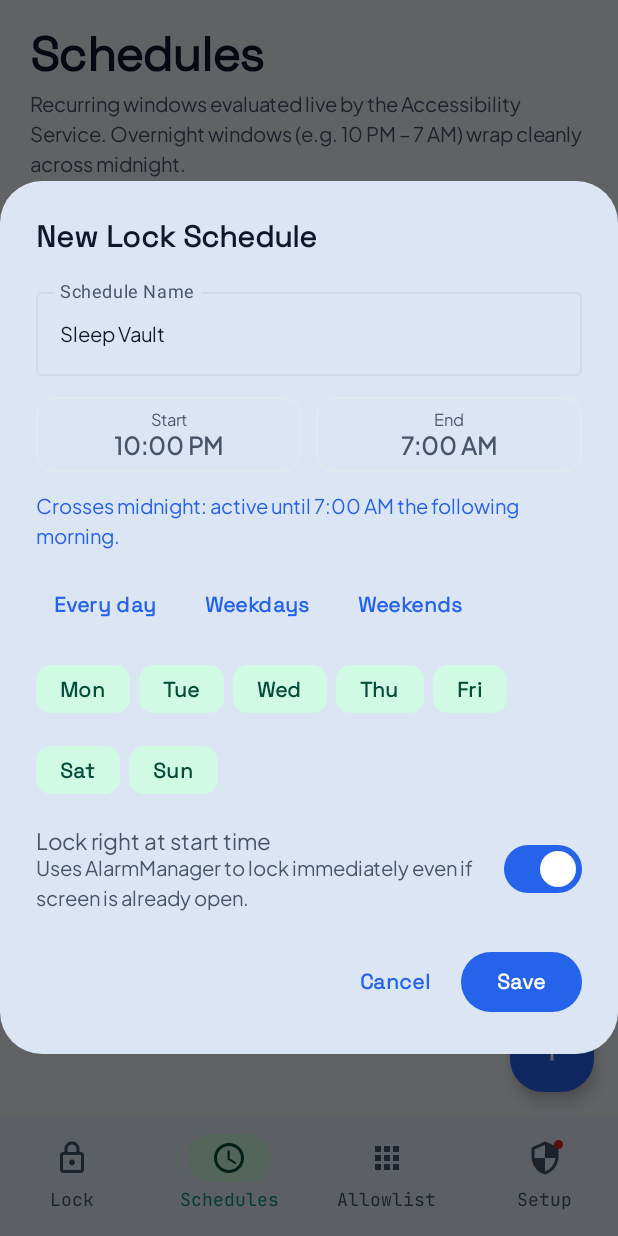
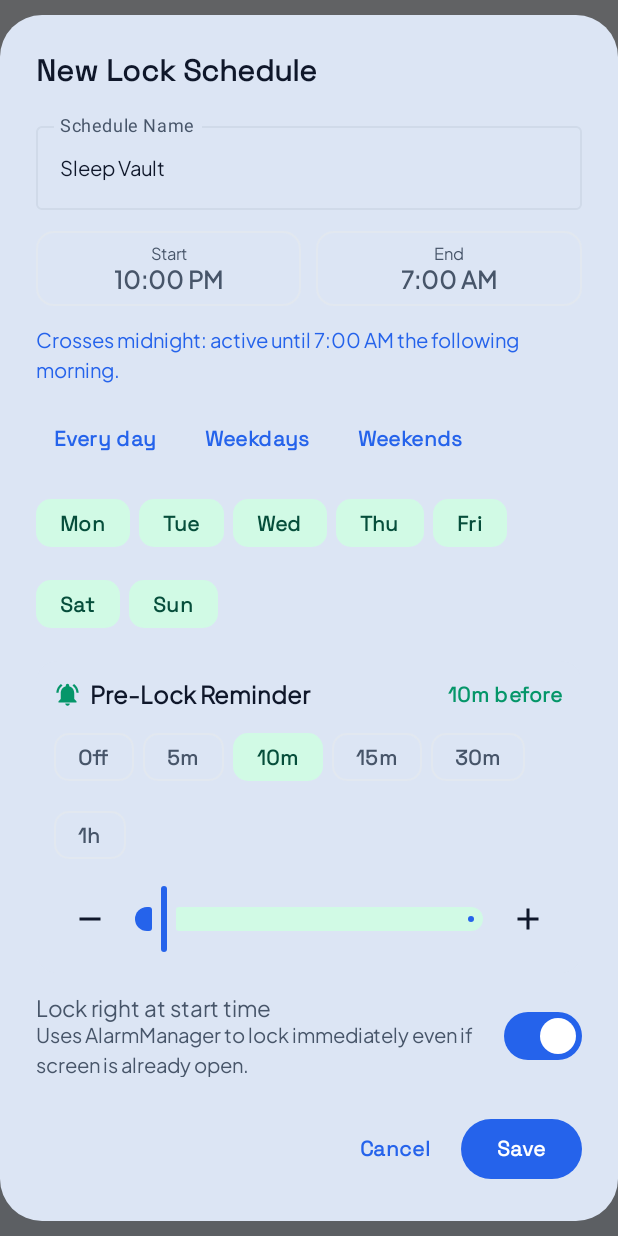
Before and after one commit to kfcol/VaultLock, an Android app built with Jetpack Compose: the SchedulesScreen screen opened through its navigation route, after a tap on "Add schedule", on a phone screen of 412 x 824 dp. Run offline under Robolectric (Android 15) with nearby library versions, the phone set to English and light mode, and no system bars; our stand-ins replace Room's generated code.

Commit message:
feat(data): add schedule reminder functionality
Introduced a `reminderMinutesBefore` field to the schedule entity, added a database migration, and implemented reminder scheduling logic in the lock controller.

```diff
--- a/app/src/main/java/com/example/VaultLockApp.kt
+++ b/app/src/main/java/com/example/VaultLockApp.kt
@@ -22,6 +22,7 @@ class VaultLockApp : Application() {
   override fun onCreate() {
     super.onCreate()
     createNotificationChannel()
+    com.example.service.ScheduleReminderNotifier.ensureChannel(this)
   }
 
   private fun createNotificationChannel() {
--- a/app/src/main/java/com/example/data/ScheduleAndSessionEntities.kt
+++ b/app/src/main/java/com/example/data/ScheduleAndSessionEntities.kt
@@ -12,6 +12,7 @@ data class ScheduleEntity(
   val endMinutes: Int,
   val enabled: Boolean = true,
   val lockAtStart: Boolean = true,
+  val reminderMinutesBefore: Int = 0,
 ) {
   val crossesMidnight: Boolean
     get() = startMinutes > endMinutes
--- a/app/src/main/java/com/example/data/VaultLockDao.kt
+++ b/app/src/main/java/com/example/data/VaultLockDao.kt
@@ -37,6 +37,9 @@ interface VaultLockDao {
   @Query("SELECT * FROM schedules WHERE enabled = 1")
   suspend fun getEnabledSchedules(): List<ScheduleEntity>
 
+  @Query("SELECT * FROM schedules WHERE id = :id LIMIT 1")
+  suspend fun getScheduleById(id: Long): ScheduleEntity?
+
   @Insert(onConflict = OnConflictStrategy.REPLACE)
   suspend fun insertSchedule(schedule: ScheduleEntity): Long
 
--- a/app/src/main/java/com/example/data/VaultLockRepository.kt
+++ b/app/src/main/java/com/example/data/VaultLockRepository.kt
@@ -20,6 +20,8 @@ class VaultLockRepository(
   suspend fun getLockSession(): LockSessionEntity? = dao.getLockSession()
 
   suspend fun getEnabledSchedules(): List<ScheduleEntity> = dao.getEnabledSchedules()
+
+  suspend fun getScheduleById(id: Long): ScheduleEntity? = dao.getScheduleById(id)
 
   suspend fun getAllowedPackages(scope: AllowlistScope): Set<String> =
     dao.getAllowedPackages(scope.storageKey).toSet()
--- a/app/src/main/java/com/example/ui/VaultLockViewModel.kt
+++ b/app/src/main/java/com/example/ui/VaultLockViewModel.kt
@@ -307,7 +307,11 @@ class VaultLockViewModel(application: Application) : AndroidViewModel(applicatio
       if (active.isAnyLockActive) {
         LockSessionForegroundService.ensureRunning(app)
       }
-      _messages.tryEmit("Schedule saved.")
+      if (schedule.reminderMinutesBefore > 0 && !PermissionStatusHelper.areNotificationsGranted(app)) {
+        _messages.tryEmit("Schedule saved. Enable Notifications in Setup to receive reminders.")
+      } else {
+        _messages.tryEmit("Schedule saved.")
+      }
     }
   }
 
--- a/app/src/main/java/com/example/ui/screens/SchedulesScreen.kt
+++ b/app/src/main/java/com/example/ui/screens/SchedulesScreen.kt
@@ -21,10 +21,14 @@ import androidx.compose.foundation.lazy.LazyColumn
 import androidx.compose.foundation.lazy.items
 import androidx.compose.foundation.shape.CircleShape
 import androidx.compose.foundation.shape.RoundedCornerShape
+import androidx.compose.foundation.rememberScrollState
+import androidx.compose.foundation.verticalScroll
 import androidx.compose.material.icons.Icons
 import androidx.compose.material.icons.filled.Add
 import androidx.compose.material.icons.filled.DeleteOutline
 import androidx.compose.material.icons.filled.NightsStay
+import androidx.compose.material.icons.filled.NotificationsActive
+import androidx.compose.material.icons.filled.Remove
 import androidx.compose.material.icons.filled.Schedule
 import androidx.compose.material3.AlertDialog
 import androidx.compose.material3.Button
@@ -37,12 +41,14 @@ import androidx.compose.material3.MaterialTheme
 import androidx.compose.material3.OutlinedButton
 import androidx.compose.material3.OutlinedTextField
 import androidx.compose.material3.Scaffold
+import androidx.compose.material3.Slider
 import androidx.compose.material3.Surface
 import androidx.compose.material3.Switch
 import androidx.compose.material3.Text
 import androidx.compose.material3.TextButton
 import androidx.compose.material3.TimePicker
 import androidx.compose.material3.rememberTimePickerState
+import kotlin.math.roundToInt
 import androidx.compose.runtime.Composable
 import androidx.compose.runtime.getValue
 import androidx.compose.runtime.mutableIntStateOf
@@ -87,6 +93,7 @@ fun SchedulesScreen(
               endMinutes = 7 * 60,
               enabled = true,
               lockAtStart = true,
+              reminderMinutesBefore = 10,
             )
           showEditor = true
         },
@@ -179,6 +186,7 @@ fun SchedulesScreen(
   if (showEditor && editingSchedule != null) {
     ScheduleEditorDialog(
       initial = editingSchedule!!,
+      notificationsGranted = uiState.systemStatus.isNotificationsGranted,
       onDismiss = { showEditor = false },
       onSave = { updated ->
         onSaveSchedule(updated)
@@ -322,6 +330,25 @@ private fun ScheduleCard(
           }
         }
       }
+
+      if (schedule.reminderMinutesBefore > 0) {
+        Row(
+          verticalAlignment = Alignment.CenterVertically,
+          horizontalArrangement = Arrangement.spacedBy(6.dp),
+        ) {
+          Icon(
+            imageVector = Icons.Filled.NotificationsActive,
+            contentDescription = null,
+            tint = MaterialTheme.colorScheme.secondary,
+            modifier = Modifier.size(15.dp),
+          )
+          Text(
+            text = "Reminder ${formatReminderLabel(schedule.reminderMinutesBefore)} before lock",
+            style = MaterialTheme.typography.bodyMedium,
+            color = MaterialTheme.colorScheme.secondary,
+          )
+        }
+      }
     }
   }
 }
@@ -330,6 +357,7 @@ private fun ScheduleCard(
 @Composable
 private fun ScheduleEditorDialog(
   initial: ScheduleEntity,
+  notificationsGranted: Boolean,
   onDismiss: () -> Unit,
   onSave: (ScheduleEntity) -> Unit,
 ) {
@@ -338,7 +366,10 @@ private fun ScheduleEditorDialog(
   var startMinutes by remember { mutableIntStateOf(initial.startMinutes) }
   var endMinutes by remember { mutableIntStateOf(initial.endMinutes) }
   var lockAtStart by remember { mutableStateOf(initial.lockAtStart) }
+  var reminderMinutesBefore by remember { mutableIntStateOf(initial.reminderMinutesBefore.coerceIn(0, 120)) }
   var pickingStart by remember { mutableStateOf<Boolean?>(null) }
+
+  val reminderPresets = listOf(0, 5, 10, 15, 30, 60)
 
   AlertDialog(
     onDismissRequest = onDismiss,
@@ -349,7 +380,10 @@ private fun ScheduleEditorDialog(
       )
     },
     text = {
-      Column(verticalArrangement = Arrangement.spacedBy(14.dp)) {
+      Column(
+        modifier = Modifier.verticalScroll(rememberScrollState()),
+        verticalArrangement = Arrangement.spacedBy(14.dp),
+      ) {
         OutlinedTextField(
           value = label,
           onValueChange = { label = it },
@@ -417,6 +451,92 @@ private fun ScheduleEditorDialog(
           }
         }
 
+        // Pre-Lockdown Reminder configuration
+        Surface(
+          shape = RoundedCornerShape(14.dp),
+          color = MaterialTheme.colorScheme.surfaceContainerHigh,
+          modifier = Modifier.fillMaxWidth(),
+        ) {
+          Column(
+            modifier = Modifier.fillMaxWidth().padding(12.dp),
+            verticalArrangement = Arrangement.spacedBy(8.dp),
+          ) {
+            Row(
+              modifier = Modifier.fillMaxWidth(),
+              horizontalArrangement = Arrangement.SpaceBetween,
+              verticalAlignment = Alignment.CenterVertically,
+            ) {
+              Row(
+                verticalAlignment = Alignment.CenterVertically,
+                horizontalArrangement = Arrangement.spacedBy(6.dp),
+              ) {
+                Icon(
+                  imageVector = Icons.Filled.NotificationsActive,
+                  contentDescription = null,
+                  tint = MaterialTheme.colorScheme.secondary,
+                  modifier = Modifier.size(18.dp),
+                )
+                Text("Pre-Lock Reminder", style = MaterialTheme.typography.titleMedium)
+              }
+              Text(
+                text =
+                  if (reminderMinutesBefore == 0) "Off"
+                  else "${formatReminderLabel(reminderMinutesBefore)} before",
+                style = MaterialTheme.typography.labelLarge,
+                color = MaterialTheme.colorScheme.secondary,
+                modifier = Modifier.testTag("reminder_value_text"),
+              )
+            }
+
+            FlowRow(
+              horizontalArrangement = Arrangement.spacedBy(6.dp),
+              verticalArrangement = Arrangement.spacedBy(4.dp),
+            ) {
+              for (preset in reminderPresets) {
+                FilterChip(
+                  selected = reminderMinutesBefore == preset,
+                  onClick = { reminderMinutesBefore = preset },
+                  label = { Text(if (preset == 0) "Off" else formatReminderLabel(preset)) },
+                  modifier = Modifier.testTag("reminder_preset_$preset"),
+                )
+              }
+            }
+
+            Row(
+              modifier = Modifier.fillMaxWidth(),
+              verticalAlignment = Alignment.CenterVertically,
+              horizontalArrangement = Arrangement.spacedBy(4.dp),
+            ) {
+              IconButton(
+                onClick = { reminderMinutesBefore = (reminderMinutesBefore - 1).coerceAtLeast(0) },
+                modifier = Modifier.testTag("reminder_decrease_button"),
+              ) {
+                Icon(Icons.Filled.Remove, contentDescription = "Decrease reminder by 1 minute")
+              }
+              Slider(
+                value = reminderMinutesBefore.toFloat(),
+                onValueChange = { reminderMinutesBefore = it.roundToInt().coerceIn(0, 120) },
+                valueRange = 0f..120f,
+                modifier = Modifier.weight(1f),
+              )
+              IconButton(
+                onClick = { reminderMinutesBefore = (reminderMinutesBefore + 1).coerceAtMost(120) },
+                modifier = Modifier.testTag("reminder_increase_button"),
+              ) {
+                Icon(Icons.Filled.Add, contentDescription = "Increase reminder by 1 minute")
+              }
+            }
+
+            if (reminderMinutesBefore > 0 && !notificationsGranted) {
+              Text(
+                text = "Notifications are currently disabled — grant permission in Setup to receive alerts.",
+                style = MaterialTheme.typography.bodySmall,
+                color = MaterialTheme.colorScheme.error,
+              )
+            }
+          }
+        }
+
         Row(
           modifier = Modifier.fillMaxWidth(),
           horizontalArrangement = Arrangement.SpaceBetween,
@@ -444,6 +564,7 @@ private fun ScheduleEditorDialog(
               startMinutes = startMinutes,
               endMinutes = endMinutes,
               lockAtStart = lockAtStart,
+              reminderMinutesBefore = reminderMinutesBefore.coerceIn(0, 120),
             )
           )
         },
@@ -487,3 +608,13 @@ private fun ScheduleEditorDialog(
     )
   }
 }
+
+private fun formatReminderLabel(minutes: Int): String {
+  val hrs = minutes / 60
+  val mins = minutes % 60
+  return when {
+    hrs > 0 && mins > 0 -> "${hrs}h ${mins}m"
+    hrs > 0 -> "${hrs}h"
+    else -> "${mins}m"
+  }
+}
--- a/app/src/main/java/com/example/ui/screens/SetupScreen.kt
+++ b/app/src/main/java/com/example/ui/screens/SetupScreen.kt
@@ -167,7 +167,7 @@ fun SetupScreen(
           badge = if (status.isNotificationsGranted) "ENABLED" else "REQUIRED",
           isGranted = status.isNotificationsGranted,
           description =
-            "Shows the live Lock Now countdown and gives you one-tap access to the Allowed Apps Drawer from the lock screen.",
+            "Shows the live Lock Now countdown, upcoming schedule reminders, and one-tap access to the Allowed Apps Drawer from the lock screen.",
           actionLabel = if (status.isNotificationsGranted) "Settings" else "Grant Permission",
           testTag = "setup_notifications_button",
           onAction = {
--- a/app/src/main/res/values/strings.xml
+++ b/app/src/main/res/values/strings.xml
@@ -6,5 +6,7 @@
     <string name="device_admin_description">Allows VaultLock to lock the screen on Android 8 and below (or as a primary lock method) and prevents accidental uninstallation while active.</string>
     <string name="notification_channel_name">Active Focus Lock</string>
     <string name="notification_channel_description">Displays the live lock countdown and quick access to your allowed apps drawer.</string>
+    <string name="reminder_channel_name">Upcoming Schedule Reminders</string>
+    <string name="reminder_channel_description">Alerts you before a scheduled phone lockdown starts.</string>
     <string name="allowed_launcher_title">Allowed Apps Drawer</string>
 </resources>
```
Also changed, not shown: app/src/main/java/com/example/data/VaultLockDatabase.kt (+13 -1 lines), app/src/main/java/com/example/domain/LockEvaluator.kt (+34 -0 lines), app/src/main/java/com/example/receiver/BootAndAlarmReceiver.kt (+13 -0 lines), app/src/main/java/com/example/service/ScheduleReminderNotifier.kt (added, +95 -0 lines), app/src/main/java/com/example/service/ScreenLockController.kt (+92 -34 lines), 1 other file.
